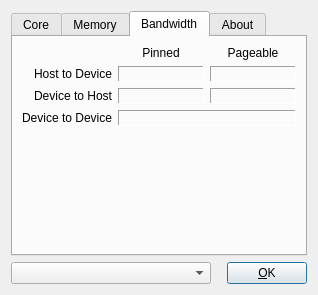
The window that ui/czdialog.ui (spainnoobperez/cuda-z) describes before a commit, drawn with Qt 5.
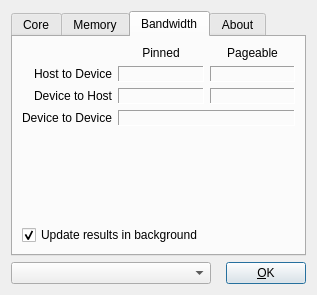
The same window after the commit. The open tabs and pages were chosen to show the change. Icons and pictures are not drawn.

Patch:
```diff
--- a/ui/czdialog.ui
+++ b/ui/czdialog.ui
@@ -5,7 +5,7 @@
    <rect>
     <x>0</x>
     <y>0</y>
-    <width>318</width>
+    <width>317</width>
     <height>295</height>
    </rect>
   </property>
@@ -571,7 +571,7 @@
        <rect>
         <x>0</x>
         <y>0</y>
-        <width>294</width>
+        <width>293</width>
         <height>217</height>
        </rect>
       </property>
@@ -722,6 +722,16 @@
          </property>
         </spacer>
        </item>
+       <item row="5" column="0" colspan="3" >
+        <widget class="QCheckBox" name="checkUpdateResults" >
+         <property name="text" >
+          <string>Update results in background</string>
+         </property>
+         <property name="checked" >
+          <bool>true</bool>
+         </property>
+        </widget>
+       </item>
       </layout>
      </widget>
      <widget class="QWidget" name="tabAbout" >
```
Left out of the diff: 6 changed lines with no effect on the pictures.
